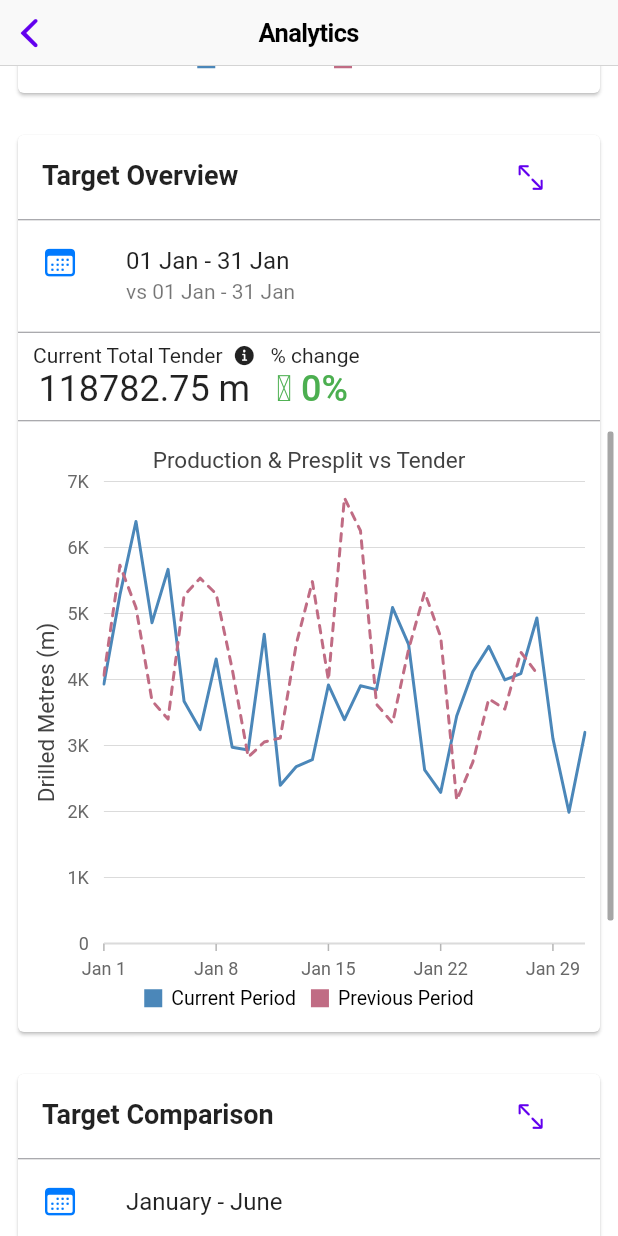
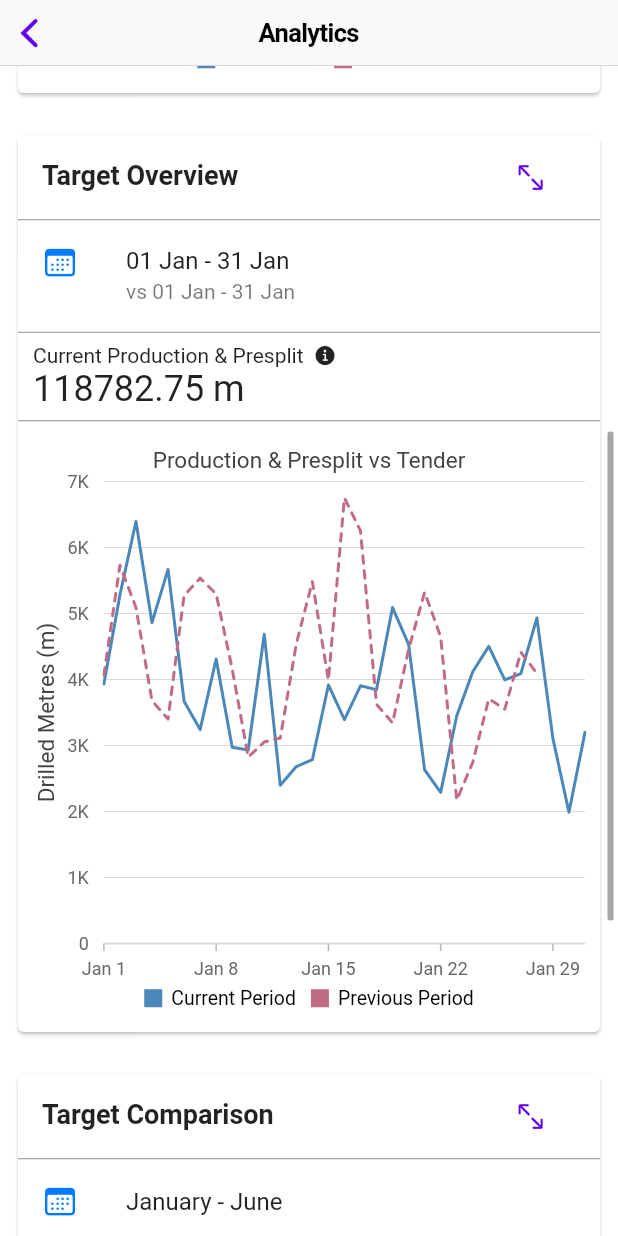
Before and after one commit to undisputedcoder/Vision, a Flutter app: the Home screen opened directly, scrolled down 576 dp, on a phone screen of 412 x 824 dp. Run offline on Flutter 3.47's test engine with Material 2 defaults, Android fonts, the phone set to English and light mode, and no system bars; our stand-ins replace cloud_firestore, firebase_auth, firebase_core, geolocator, local_auth, syncfusion_flutter_charts and 1 more; missing offline and left inert: flutter_cupertino_settings; accounts and stored records are empty.

Commit message:
ui cleaning

```diff
--- a/lib/Screens/home.dart
+++ b/lib/Screens/home.dart
@@ -645,42 +645,14 @@ class _HomeState extends State<Home> {
                       height: 5.0,
                       color: CupertinoColors.systemGrey,
                     ),
-                    Row(
-                      children: [
                     InkWell(
                       onTap: () {
                         showProdInfo(context);
                       },
                       child: Padding(
                           padding: const EdgeInsets.fromLTRB(10, 5, 0, 0),
-                              child: info('Current Total Tender ', _production)
+                          child: info('Current Production & Presplit ', _production)
                       ),
-                        ),
-                        InkWell(
-                          onTap: () {
-
-                          },
-                          child: Column(
-                            children: [
-                              Padding(
-                                padding: const EdgeInsets.fromLTRB(10, 5, 0, 0),
-                                child: Text('% change'),
-                              ),
-                              Align(
-                                alignment: Alignment.center,
-                                child: Text(
-                                  " \u{2191} 0%",
-                                  style: TextStyle(
-                                      fontSize: 24,
-                                      fontWeight: FontWeight.w500,
-                                      color: Colors.green
-                                  ),
-                                ),
-                              ),
-                            ],
-                          ),
-                        )
-                      ],
                     ),
                     Divider(
                       height: 15.0,
--- a/lib/Screens/profile.dart
+++ b/lib/Screens/profile.dart
@@ -52,7 +52,7 @@ class _ProfileState extends State<Profile> {
                       children: <Widget>[
                         ListTile(
                           title: Text('Name'),
-                          subtitle: Text('${_currentUser.displayName}'),
+                          subtitle: Text('Admin'),
                           leading: Icon(CupertinoIcons.person),
                         ),
                         ListTile(
@@ -62,7 +62,7 @@ class _ProfileState extends State<Profile> {
                         ),
                         ListTile(
                           title: Text('Role'),
-                          subtitle: Text("null"),
+                          subtitle: Text("Management"),
                           leading: Icon(Icons.work_outline),
                         ),
                       ],
--- a/lib/Screens/setting.dart
+++ b/lib/Screens/setting.dart
@@ -77,11 +77,6 @@ class _SettingState extends State<Setting> {
           },
           currentSelection: current,
         ),
-        const CSHeader('About Vision'),
-        CSButton(CSButtonType.DEFAULT, "Version", () {
-          Navigator.push(
-              context, CupertinoPageRoute(builder: (context) => Version()));
-        }),
       ]),
     );
   }
--- a/lib/main.dart
+++ b/lib/main.dart
@@ -1,9 +1,9 @@
 import 'package:flutter/cupertino.dart';
 import 'package:flutter/material.dart';
-import 'package:apple/Screens/login.dart';
 import 'package:firebase_core/firebase_core.dart';
 import 'package:apple/Theme/theme_provider.dart';
 import 'package:provider/provider.dart';
+import 'Screens/login.dart';
 
 void main() async {
   WidgetsFlutterBinding.ensureInitialized();
```
Lines whose indentation alone changed are shown as unchanged.
